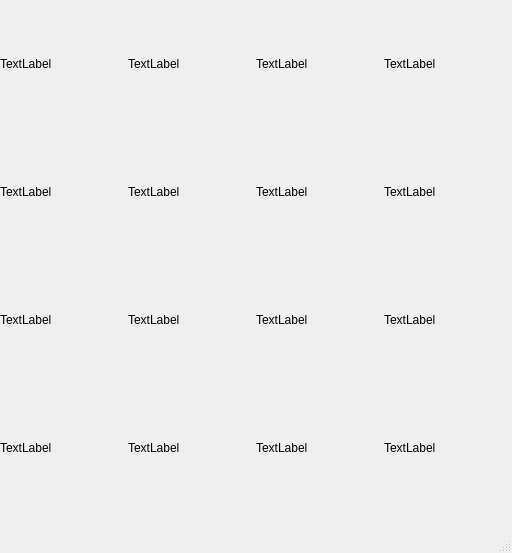
The window that MainWindow.ui (MarisaKirisame/2048) describes before a commit, drawn with Qt 5.
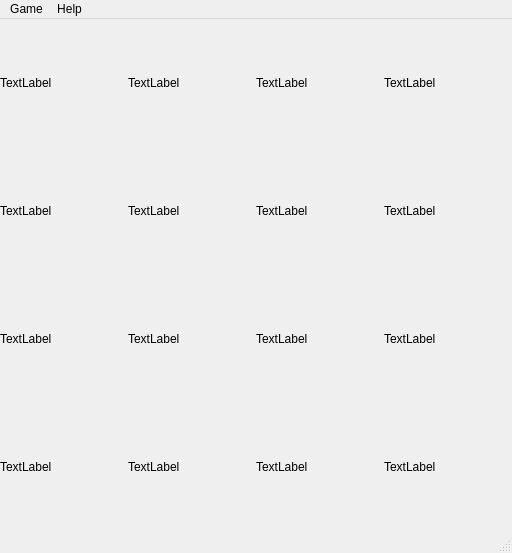
The same window after the commit.

Commit message: add restart and help.

What changed in the file:
```diff
--- a/MainWindow.ui
+++ b/MainWindow.ui
@@ -436,6 +436,20 @@
      <height>19</height>
     </rect>
    </property>
+   <widget class="QMenu" name="menuRestart">
+    <property name="title">
+     <string>Game</string>
+    </property>
+    <addaction name="actionRestart"/>
+   </widget>
+   <widget class="QMenu" name="menuHelp">
+    <property name="title">
+     <string>Help</string>
+    </property>
+    <addaction name="actionHowTo"/>
+   </widget>
+   <addaction name="menuRestart"/>
+   <addaction name="menuHelp"/>
   </widget>
   <widget class="QStatusBar" name="statusbar"/>
  </widget>
```
Left out of the diff: 10 changed lines with no effect on the pictures. The commit also changes 8 other files.
